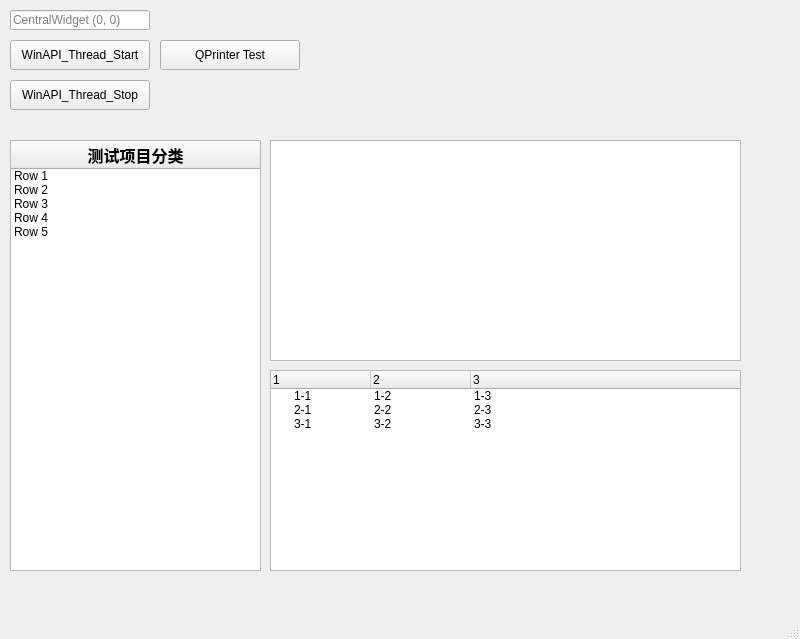
Above: QtGuiApplicationTest/QtGuiApplicationTest/MiscellaneousTesting.ui from xautshuanglong/QtLearningRepository before the change. Below: the same form after it.
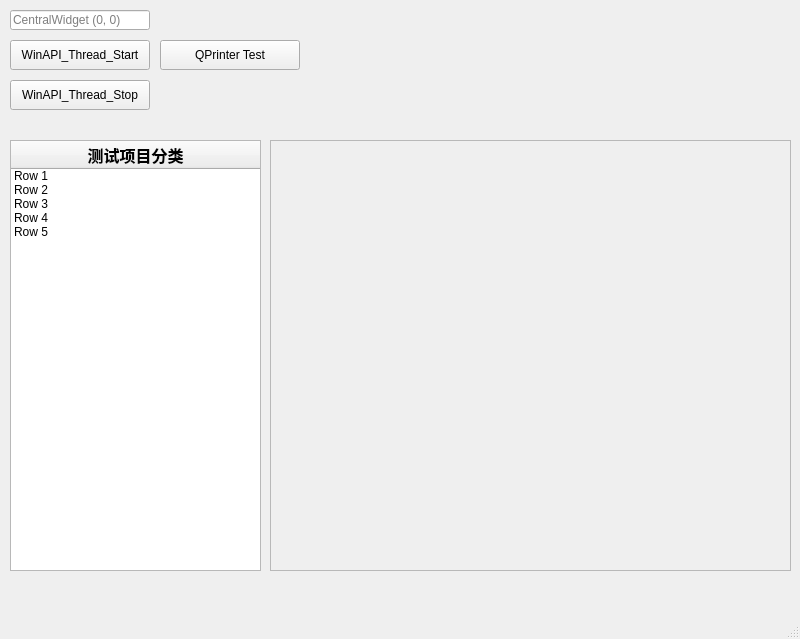
That is the form after the change.

Patch:
```diff
--- a/QtGuiApplicationTest/QtGuiApplicationTest/MiscellaneousTesting.ui
+++ b/QtGuiApplicationTest/QtGuiApplicationTest/MiscellaneousTesting.ui
@@ -157,19 +157,6 @@
      </property>
     </item>
    </widget>
-   <widget class="QListWidget" name="listWidget">
-    <property name="geometry">
-     <rect>
-      <x>270</x>
-      <y>140</y>
-      <width>471</width>
-      <height>221</height>
-     </rect>
-    </property>
-    <property name="alternatingRowColors">
-     <bool>true</bool>
-    </property>
-   </widget>
    <widget class="QPushButton" name="btnWinApiThreadStart">
     <property name="geometry">
      <rect>
@@ -209,66 +196,21 @@
      <string>QPrinter Test</string>
     </property>
    </widget>
-   <widget class="QTreeWidget" name="treeWidgetExample">
+   <widget class="QStackedWidget" name="swTestPageWidget">
     <property name="geometry">
      <rect>
       <x>270</x>
-      <y>370</y>
-      <width>471</width>
-      <height>201</height>
+      <y>140</y>
+      <width>521</width>
+      <height>431</height>
      </rect>
     </property>
-    <property name="itemsExpandable">
-     <bool>true</bool>
+    <property name="frameShape">
+     <enum>QFrame::StyledPanel</enum>
     </property>
-    <column>
-     <property name="text">
-      <string>1</string>
-     </property>
-    </column>
-    <column>
-     <property name="text">
-      <string>2</string>
-     </property>
-    </column>
-    <column>
-     <property name="text">
-      <string>3</string>
-     </property>
-    </column>
-    <item>
-     <property name="text">
-      <string>1-1</string>
-     </property>
-     <property name="text">
-      <string>1-2</string>
-     </property>
-     <property name="text">
-      <string>1-3</string>
-     </property>
-    </item>
-    <item>
-     <property name="text">
-      <string>2-1</string>
-     </property>
-     <property name="text">
-      <string>2-2</string>
-     </property>
-     <property name="text">
-      <string>2-3</string>
-     </property>
-    </item>
-    <item>
-     <property name="text">
-      <string>3-1</string>
-     </property>
-     <property name="text">
-      <string>3-2</string>
-     </property>
-     <property name="text">
-      <string>3-3</string>
-     </property>
-    </item>
+    <property name="currentIndex">
+     <number>-1</number>
+    </property>
    </widget>
   </widget>
   <widget class="QStatusBar" name="statusBar"/>
```
